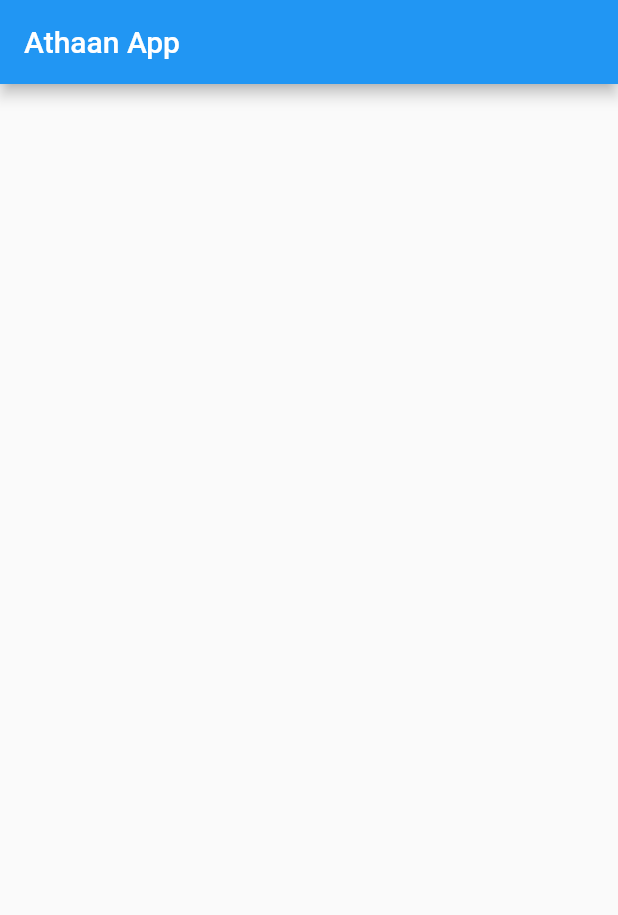
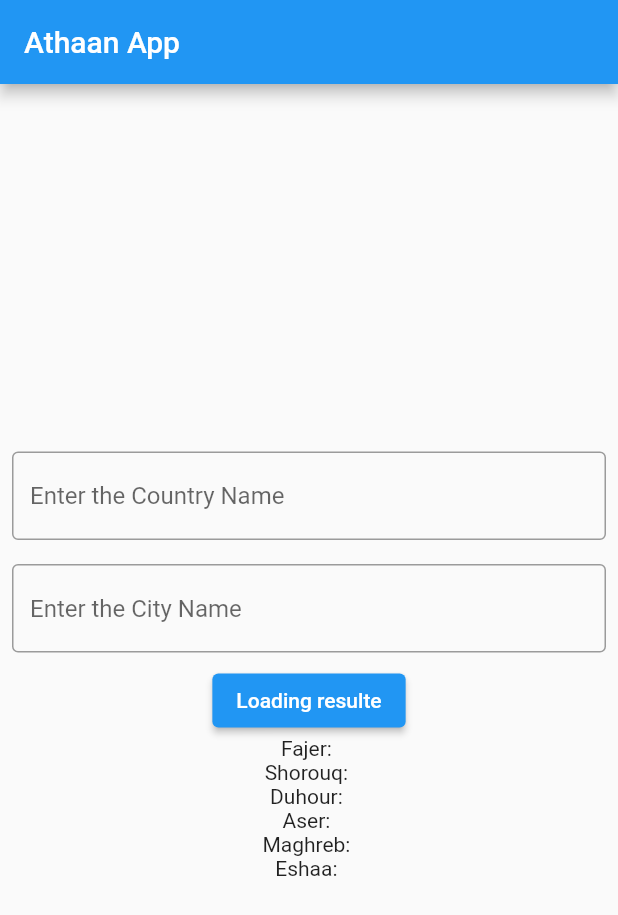
Before and after one commit to MuhammedGhazi/athaan, a Flutter app: the screen it shows after launch, on a phone screen of 412 x 824 dp. Shown: the top 915 px of the screen. Run offline on Flutter 3.47's test engine with Material 2 defaults, Android fonts, the phone set to English and light mode, and no system bars; our stand-ins replace dio.

Commit message:
create modle and service

```diff
--- /dev/null
+++ b/lib/features/home/data/models/athaan_model.dart
@@ -0,0 +1,27 @@
+class AthaanModel {
+  final String fajr;
+  final String sunrise;
+  final String dhuhr;
+  final String asr;
+  final String maghrib;
+  final String isha;
+
+  AthaanModel({
+    required this.fajr,
+    required this.sunrise,
+    required this.dhuhr,
+    required this.asr,
+    required this.maghrib,
+    required this.isha,
+  });
+  factory AthaanModel.fromJson(Map<String, dynamic> data) {
+    var jsonData = data["data"][0]["timings"];
+    return AthaanModel(
+        fajr: jsonData["Fajr"],
+        sunrise: jsonData["Sunrise"],
+        dhuhr: jsonData["Dhuhr"],
+        asr: jsonData["Asr"],
+        maghrib: jsonData["Maghrib"],
+        isha: jsonData["Isha"]);
+  }
+}
--- /dev/null
+++ b/lib/features/home/data/services/athaan_service.dart
@@ -0,0 +1,34 @@
+//import 'dart:convert';
+
+import 'package:athaan/features/home/data/models/athaan_model.dart';
+import 'package:dio/dio.dart';
+
+//import 'package:http/http.dart' as http;
+
+class AthaanService {
+  AthaanModel? athaanModel;
+
+  //Dio Method
+  Future<AthaanModel> getAthaanModel({String cityName = "aleppo"}) async {
+    var resopnse = await Dio().get(
+        "https://api.aladhan.com/v1/calendarByCity/2023/5?city=$cityName&country=Syria&method=2");
+
+    athaanModel = AthaanModel.fromJson(resopnse.data);
+    return athaanModel!;
+  }
+
+  //http method..
+  // Future<AthaanModel>  getAthaanModel({String cityName = "aleppo"}) async {
+  //   try {
+  //     Uri url = Uri.parse(
+  //         "https://api.aladhan.com/v1/calendarByCity/2023/5?city=$cityName&country=Syria&method=2");
+  //     http.Response response = await http.get(url);
+  //     Map<String, dynamic> jsonData = jsonDecode(response.body);
+  //     athaanModel = AthaanModel.fromJson(jsonData);
+
+  //   } catch (e) {
+  //     print(e);
+  //   }
+  //   return athaanModel!;
+  // }
+}
--- a/lib/features/home/presentation/views/home_page.dart
+++ b/lib/features/home/presentation/views/home_page.dart
@@ -1,4 +1,7 @@
+import 'package:athaan/features/home/data/services/athaan_service.dart';
 import 'package:flutter/material.dart';
+
+import 'widgets/custom_text_field.dart';
 
 class HomePage extends StatelessWidget {
   const HomePage({super.key});
@@ -9,7 +12,29 @@ class HomePage extends StatelessWidget {
       appBar: AppBar(
         title: const Text("Athaan App"),
       ),
-      body: Column(),
+      body: Column(
+        mainAxisAlignment: MainAxisAlignment.center,
+        children: [
+          CustomTextField(
+            hintName: "Enter the Country Name",
+          ),
+          CustomTextField(
+            hintName: "Enter the City Name",
+          ),
+          ElevatedButton(
+              onPressed: () {
+                AthaanService serv = AthaanService();
+                var as = serv.getAthaanModel();
+              },
+              child: Text("Loading resulte")),
+          Text("Fajer: "),
+          Text("Shorouq: "),
+          Text("Duhour: "),
+          Text("Aser: "),
+          Text("Maghreb: "),
+          Text("Eshaa: "),
+        ],
+      ),
     );
   }
 }
--- /dev/null
+++ b/lib/features/home/presentation/views/widgets/custom_text_field.dart
@@ -0,0 +1,17 @@
+import 'package:flutter/material.dart';
+
+class CustomTextField extends StatelessWidget {
+  const CustomTextField({super.key, required this.hintName});
+  final String hintName;
+
+  @override
+  Widget build(BuildContext context) {
+    return Padding(
+      padding: const EdgeInsets.all(8.0),
+      child: TextField(
+        decoration: InputDecoration(
+            border: const OutlineInputBorder(), hintText: hintName),
+      ),
+    );
+  }
+}
```
Also changed, not shown: pubspec.yaml (+4 -17 lines), lib/features/home/presentation/view_models/home_view_model.dart (added), pubspec.lock.
